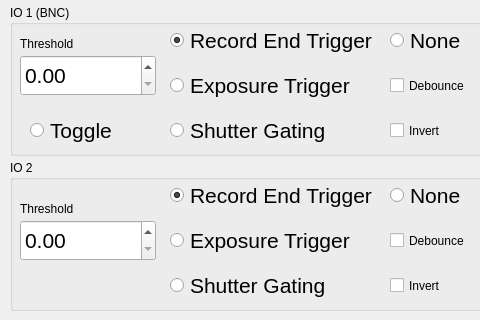
Qt form src/iosettingswindow.ui (krontech/chronos-cam-app) before a commit; both pictures show x 0 to 480 and y 0 to 320 of the 800 by 480 pixel window.
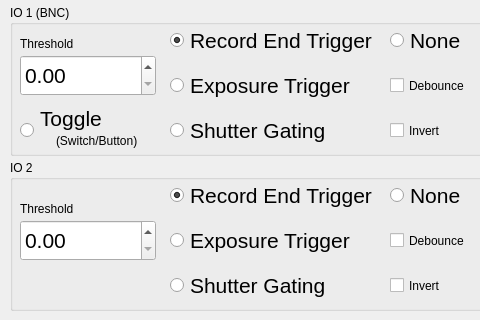
The same form after that commit. Custom widgets are drawn as their Qt base class.

Commit message: Disabled checkboxes in toggle mode Also added a label to the toggle to indicate it's only for buttons/switches

What changed in the file:
```diff
--- a/src/iosettingswindow.ui
+++ b/src/iosettingswindow.ui
@@ -267,7 +267,7 @@
    <widget class="QRadioButton" name="radioIO1ToggleTrig">
     <property name="geometry">
      <rect>
-      <x>20</x>
+      <x>10</x>
       <y>105</y>
       <width>111</width>
       <height>41</height>
@@ -285,7 +285,8 @@
      <string notr="true"/>
     </property>
     <property name="text">
-     <string>Toggle</string>
+     <string>Toggle
+ </string>
     </property>
    </widget>
   </widget>
@@ -738,6 +739,27 @@
     <set>Qt::AlignLeading|Qt::AlignLeft|Qt::AlignTop</set>
    </property>
   </widget>
+  <widget class="QLabel" name="lblRes_16">
+   <property name="geometry">
+    <rect>
+     <x>56</x>
+     <y>130</y>
+     <width>131</width>
+     <height>21</height>
+    </rect>
+   </property>
+   <property name="font">
+    <font>
+     <pointsize>-1</pointsize>
+    </font>
+   </property>
+   <property name="styleSheet">
+    <string notr="true">font-size: 12px;</string>
+   </property>
+   <property name="text">
+    <string>(Switch/Button)</string>
+   </property>
+  </widget>
  </widget>
  <customwidgets>
   <customwidget>
```
The commit also changes 1 other file.
